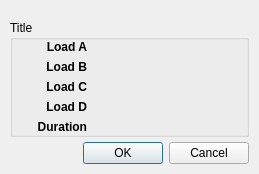
Qt form src/ui/MeasureDialog.ui (artisan-roaster-scope/artisan) before a commit.
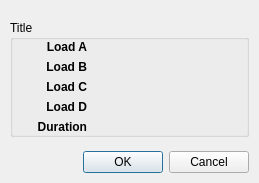
The same form after that commit.

What changed in the file:
```diff
--- a/src/ui/MeasureDialog.ui
+++ b/src/ui/MeasureDialog.ui
@@ -7,7 +7,7 @@
     <x>0</x>
     <y>0</y>
     <width>259</width>
-    <height>163</height>
+    <height>183</height>
    </rect>
   </property>
   <property name="sizePolicy">
```
Left out of the diff: 24 changed lines with no effect on the pictures.
